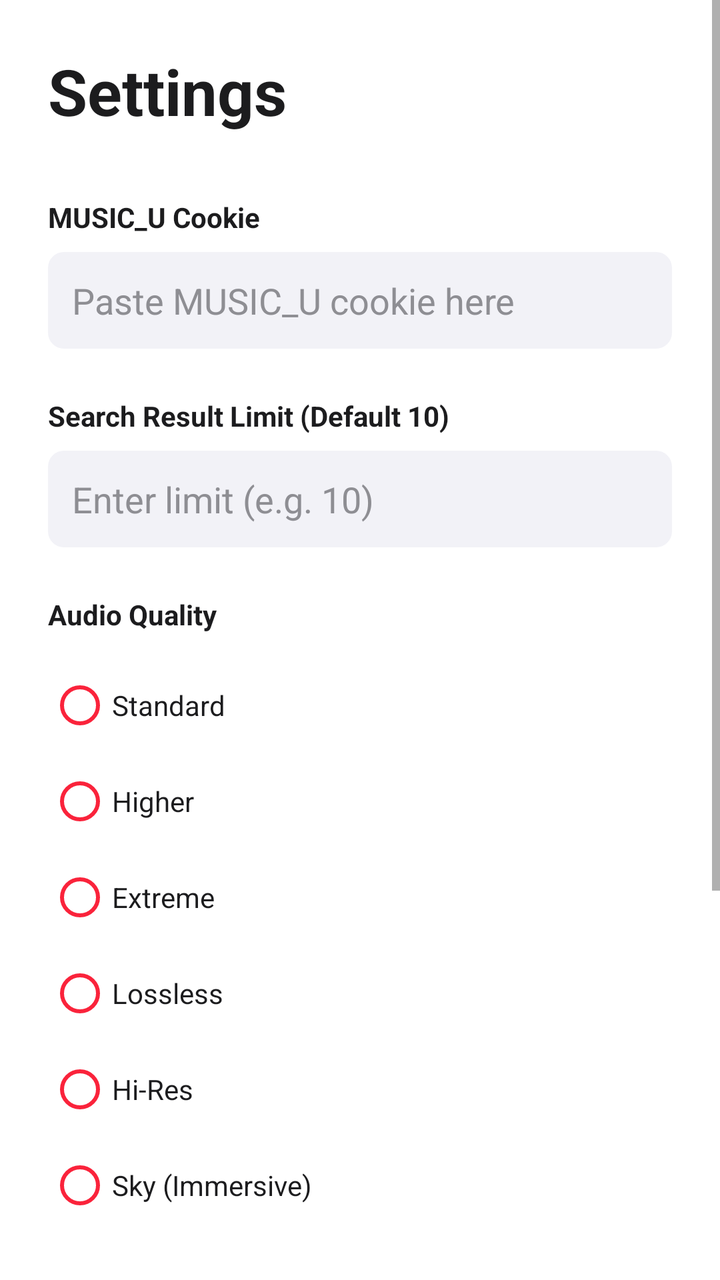
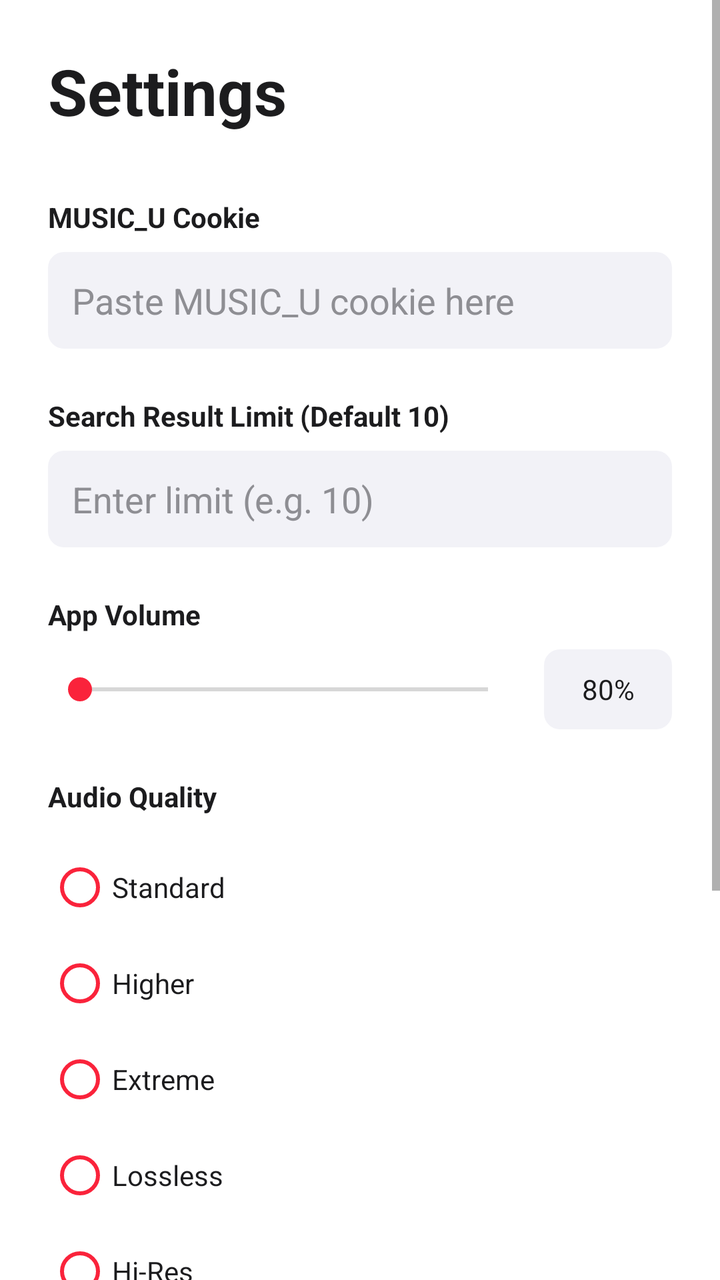

Screens rendered from an Android XML layout before and after an edit, with the pre-edit source and the edit as a unified diff.
<!-- AndroidManifest.xml: application theme Theme.MLNetease -->
<!-- res/layout/fragment_settings.xml -->
<?xml version="1.0" encoding="utf-8"?>
<ScrollView xmlns:android="http://schemas.android.com/apk/res/android"
    android:layout_width="match_parent"
    android:layout_height="match_parent"
    android:background="@color/background_primary"
    android:focusable="true"
    android:focusableInTouchMode="true"
    android:clickable="true">

    <LinearLayout
        android:id="@+id/settings_inner_container"
        android:layout_width="match_parent"
        android:layout_height="wrap_content"
        android:orientation="vertical"
        android:padding="24dp">

        <TextView
            android:layout_width="match_parent"
            android:layout_height="wrap_content"
            android:text="Settings"
            android:textSize="32sp"
            android:textStyle="bold"
            android:textColor="@color/text_primary"
            android:layout_marginBottom="32dp"/>

        <TextView
            android:layout_width="wrap_content"
            android:layout_height="wrap_content"
            android:text="MUSIC_U Cookie"
            android:textColor="@color/text_primary"
            android:textStyle="bold"
            android:layout_marginBottom="8dp"/>

        <EditText
            android:id="@+id/input_music_u"
            android:layout_width="match_parent"
            android:layout_height="wrap_content"
            android:hint="Paste MUSIC_U cookie here"
            android:textColor="@color/text_primary"
            android:textColorHint="@color/text_secondary"
            android:background="@drawable/search_background"
            android:padding="12dp"
            android:inputType="textPassword"
            android:layout_marginBottom="24dp"/>

        <TextView
            android:layout_width="wrap_content"
            android:layout_height="wrap_content"
            android:text="Search Result Limit (Default 10)"
            android:textColor="@color/text_primary"
            android:textStyle="bold"
            android:layout_marginBottom="8dp"/>

        <EditText
            android:id="@+id/input_search_limit"
            android:layout_width="match_parent"
            android:layout_height="wrap_content"
            android:hint="Enter limit (e.g. 10)"
            android:textColor="@color/text_primary"
            android:textColorHint="@color/text_secondary"
            android:background="@drawable/search_background"
            android:padding="12dp"
            android:inputType="number"
            android:layout_marginBottom="24dp"/>

        <TextView
            android:layout_width="wrap_content"
            android:layout_height="wrap_content"
            android:text="Audio Quality"
            android:textColor="@color/text_primary"
            android:textStyle="bold"
            android:layout_marginBottom="12dp"/>

        <RadioGroup
            android:id="@+id/quality_group"
            android:layout_width="match_parent"
            android:layout_height="wrap_content"
            android:layout_marginBottom="24dp">

            <RadioButton
                android:id="@+id/quality_standard"
                android:layout_width="match_parent"
                android:layout_height="wrap_content"
                android:text="Standard"
                android:textColor="@color/text_primary"
                android:buttonTint="@color/brand_primary"
                android:paddingVertical="8dp"/>

            <RadioButton
                android:id="@+id/quality_higher"
                android:layout_width="match_parent"
                android:layout_height="wrap_content"
                android:text="Higher"
                android:textColor="@color/text_primary"
                android:buttonTint="@color/brand_primary"
                android:paddingVertical="8dp"/>

            <RadioButton
                android:id="@+id/quality_exhigh"
                android:layout_width="match_parent"
                android:layout_height="wrap_content"
                android:text="Extreme"
                android:textColor="@color/text_primary"
                android:buttonTint="@color/brand_primary"
                android:paddingVertical="8dp"/>

            <RadioButton
                android:id="@+id/quality_lossless"
                android:layout_width="match_parent"
                android:layout_height="wrap_content"
                android:text="Lossless"
                android:textColor="@color/text_primary"
                android:buttonTint="@color/brand_primary"
                android:paddingVertical="8dp"/>

            <RadioButton
                android:id="@+id/quality_hires"
                android:layout_width="match_parent"
                android:layout_height="wrap_content"
                android:text="Hi-Res"
                android:textColor="@color/text_primary"
                android:buttonTint="@color/brand_primary"
                android:paddingVertical="8dp"/>

            <RadioButton
                android:id="@+id/quality_sky"
                android:layout_width="match_parent"
                android:layout_height="wrap_content"
                android:text="Sky (Immersive)"
                android:textColor="@color/text_primary"
                android:buttonTint="@color/brand_primary"
                android:paddingVertical="8dp"/>
        </RadioGroup>

        <TextView
            android:layout_width="wrap_content"
            android:layout_height="wrap_content"
            android:text="App Volume"
            android:textColor="@color/text_primary"
            android:textStyle="bold"
            android:layout_marginBottom="8dp"/>

        <LinearLayout
            android:layout_width="match_parent"
            android:layout_height="wrap_content"
            android:orientation="horizontal"
            android:gravity="center_vertical"
            android:layout_marginBottom="24dp">

            <SeekBar
                android:id="@+id/seekbar_app_volume"
                android:layout_width="0dp"
                android:layout_height="wrap_content"
                android:layout_weight="1"
                android:max="100"/>

            <TextView
                android:id="@+id/text_app_volume_value"
                android:layout_width="wrap_content"
                android:layout_height="40dp"
                android:minWidth="64dp"
                android:gravity="center"
                android:layout_marginStart="12dp"
                android:paddingHorizontal="12dp"
                android:text="80%"
                android:textColor="@color/text_primary"
                android:background="@drawable/search_background"/>
        </LinearLayout>

        <LinearLayout
            android:layout_width="match_parent"
            android:layout_height="wrap_content"
            android:orientation="horizontal"
            android:gravity="center_vertical"
            android:layout_marginBottom="24dp">

            <TextView
                android:layout_width="0dp"
                android:layout_height="wrap_content"
                android:layout_weight="1"
                android:text="Lyric Translation Integration"
                android:textColor="@color/text_primary"
                android:textStyle="bold"/>

            <Switch
                android:id="@+id/switch_translation_integration"
                android:layout_width="wrap_content"
                android:layout_height="wrap_content"/>
        </LinearLayout>

        
        <LinearLayout
            android:layout_width="match_parent"
            android:layout_height="wrap_content"
            android:orientation="horizontal"
            android:gravity="center_vertical"
            android:layout_marginBottom="12dp">

            <TextView
                android:layout_width="0dp"
                android:layout_height="wrap_content"
                android:layout_weight="1"
                android:text="Desktop Floating Lyrics"
                android:textColor="@color/text_primary"
                android:textStyle="bold"/>

            <Switch
                android:id="@+id/switch_floating_lyrics"
                android:layout_width="wrap_content"
                android:layout_height="wrap_content"/>
        </LinearLayout>

        <LinearLayout
            android:id="@+id/layout_floating_settings"
            android:layout_width="match_parent"
            android:layout_height="wrap_content"
            android:orientation="vertical"
            android:visibility="gone"
            android:layout_marginBottom="24dp">

             <TextView
                android:layout_width="wrap_content"
                android:layout_height="wrap_content"
                android:text="Lyric Highlight Color"
                android:textColor="@color/text_primary"
                android:layout_marginBottom="8dp"/>

             
             <LinearLayout
                 style="?android:attr/buttonBarStyle"
                 android:layout_width="match_parent"
                 android:layout_height="wrap_content"
                 android:orientation="horizontal">

                 <Button
                     android:id="@+id/btn_color_red"
                     style="?android:attr/buttonBarButtonStyle"
                     android:layout_width="40dp"
                     android:layout_height="40dp"
                     android:backgroundTint="#F44336"
                     android:layout_marginEnd="8dp" />

                 <Button
                     android:id="@+id/btn_color_blue"
                     style="?android:attr/buttonBarButtonStyle"
                     android:layout_width="40dp"
                     android:layout_height="40dp"
                     android:backgroundTint="#2196F3"
                     android:layout_marginEnd="8dp" />

                 <Button
                     android:id="@+id/btn_color_green"
                     style="?android:attr/buttonBarButtonStyle"
                     android:layout_width="40dp"
                     android:layout_height="40dp"
                     android:backgroundTint="#4CAF50"
                     android:layout_marginEnd="8dp" />

                 <Button
                     android:id="@+id/btn_color_yellow"
                     style="?android:attr/buttonBarButtonStyle"
                     android:layout_width="40dp"
                     android:layout_height="40dp"
                     android:backgroundTint="#FFEB3B"
                     android:layout_marginEnd="8dp" />

                 <Button
                     android:id="@+id/btn_color_purple"
                     style="?android:attr/buttonBarButtonStyle"
                     android:layout_width="40dp"
                     android:layout_height="40dp"
                     android:backgroundTint="#9C27B0"
                     android:layout_marginEnd="8dp"/>
             </LinearLayout>

             <TextView
                android:layout_width="wrap_content"
                android:layout_height="wrap_content"
                android:text="Font Size"
                android:textColor="@color/text_primary"
                android:layout_marginTop="12dp"
                android:layout_marginBottom="8dp"/>

             <LinearLayout
                 android:layout_width="match_parent"
                 android:layout_height="wrap_content"
                 android:gravity="center_vertical">
                 <Button
                     android:id="@+id/btn_size_minus"
                     android:layout_width="50dp"
                     android:layout_height="wrap_content"
                     android:text="-"/>
                 <TextView
                     android:id="@+id/text_font_size"
                     android:layout_width="wrap_content"
                     android:layout_height="wrap_content"
                     android:text="16"
                     android:textColor="@color/text_primary"
                     android:layout_marginHorizontal="16dp"/>
                 <Button
                     android:id="@+id/btn_size_plus"
                     android:layout_width="50dp"
                     android:layout_height="wrap_content"
                     android:text="+"/>
             </LinearLayout>

             <TextView
                android:layout_width="wrap_content"
                android:layout_height="wrap_content"
                android:text="Preview"
                android:textColor="@color/text_primary"
                android:layout_marginTop="12dp"
                android:layout_marginBottom="8dp"/>

             <FrameLayout
                 android:layout_width="match_parent"
                 android:layout_height="wrap_content"
                 android:background="@drawable/bg_floating_window"
                 android:padding="12dp">
                 <LinearLayout
                     android:layout_width="match_parent"
                     android:layout_height="wrap_content"
                     android:orientation="vertical"
                     android:gravity="center">
                     <TextView
                         android:id="@+id/text_lyric_preview_current"
                         android:layout_width="match_parent"
                         android:layout_height="wrap_content"
                         android:gravity="center"
                         android:text="Current Lyric Preview"
                         android:singleLine="true"
                         android:shadowColor="#FF000000"
                         android:shadowDx="2"
                         android:shadowDy="2"
                         android:shadowRadius="4"
                         android:paddingBottom="4dp"/>
                     <TextView
                         android:id="@+id/text_lyric_preview_next"
                         android:layout_width="match_parent"
                         android:layout_height="wrap_content"
                         android:gravity="center"
                         android:text="Next Lyric Preview"
                         android:textColor="#DDDDDD"
                         android:singleLine="true"
                         android:shadowColor="#FF000000"
                         android:shadowDx="2"
                         android:shadowDy="2"
                         android:shadowRadius="4"/>
                 </LinearLayout>
             </FrameLayout>
        </LinearLayout>

        <TextView
            android:id="@+id/text_version_info"
            android:layout_width="match_parent"
            android:layout_height="wrap_content"
            android:gravity="center"
            android:text="Version: v0.0.0 | Author: Midairlogn\nML-Netease_Android © 2026 | GPLv3 LICENSE"
            android:textColor="@color/text_secondary"
            android:textSize="12sp"
            android:layout_marginTop="32dp"
            android:layout_marginBottom="8dp"
            android:lineSpacingExtra="4dp"/>

    </LinearLayout>
</ScrollView>
<!-- resources referenced by this layout -->
<resources>
  <color name="background_primary">#FFFFFF</color>
  <color name="brand_primary">#FA233B</color>
  <color name="text_primary">#1C1C1E</color>
  <color name="text_secondary">#8E8E93</color>
  <!-- drawable bg_floating_window (drawable) -->
  <?xml version="1.0" encoding="utf-8"?>
  <shape xmlns:android="http://schemas.android.com/apk/res/android">
      <solid android:color="#99000000" />
      <corners android:radius="12dp" />
      <stroke android:width="1dp" android:color="#33FFFFFF" />
  </shape>
  <!-- drawable search_background (drawable) -->
  <?xml version="1.0" encoding="utf-8"?>
  <shape xmlns:android="http://schemas.android.com/apk/res/android">
      <solid android:color="@color/background_secondary"/>
      <corners android:radius="8dp"/>
  </shape>
  <style name="Theme.MLNetease" parent="Theme.MaterialComponents.DayNight.NoActionBar">
          
          <item name="colorPrimary">@color/brand_primary</item>
          <item name="colorPrimaryVariant">@color/background_secondary</item>
          <item name="colorOnPrimary">@color/text_primary</item>
  
          
          <item name="colorSecondary">@color/brand_primary</item>
          <item name="colorSecondaryVariant">@color/brand_primary</item>
          <item name="colorOnSecondary">@color/text_primary</item>
  
          
          <item name="android:windowBackground">@color/background_primary</item>
          <item name="android:colorBackground">@color/background_primary</item>
  
          
          <item name="android:statusBarColor" tools:targetApi="l">@color/background_primary</item>
          <item name="android:windowLightStatusBar" tools:targetApi="m">true</item>
  
          
          <item name="bottomNavigationStyle">@style/Widget.MaterialComponents.BottomNavigationView.Colored</item>
      </style>
  <color name="background_secondary">#F2F2F7</color>
</resources>

<!-- the commit's change to res/layout/fragment_settings.xml (unified diff, before → after) -->
@@ -66,75 +66,6 @@
         <TextView
             android:layout_width="wrap_content"
             android:layout_height="wrap_content"
-            android:text="Audio Quality"
-            android:textColor="@color/text_primary"
-            android:textStyle="bold"
-            android:layout_marginBottom="12dp"/>
-
-        <RadioGroup
-            android:id="@+id/quality_group"
-            android:layout_width="match_parent"
-            android:layout_height="wrap_content"
-            android:layout_marginBottom="24dp">
-
-            <RadioButton
-                android:id="@+id/quality_standard"
-                android:layout_width="match_parent"
-                android:layout_height="wrap_content"
-                android:text="Standard"
-                android:textColor="@color/text_primary"
-                android:buttonTint="@color/brand_primary"
-                android:paddingVertical="8dp"/>
-
-            <RadioButton
-                android:id="@+id/quality_higher"
-                android:layout_width="match_parent"
-                android:layout_height="wrap_content"
-                android:text="Higher"
-                android:textColor="@color/text_primary"
-                android:buttonTint="@color/brand_primary"
-                android:paddingVertical="8dp"/>
-
-            <RadioButton
-                android:id="@+id/quality_exhigh"
-                android:layout_width="match_parent"
-                android:layout_height="wrap_content"
-                android:text="Extreme"
-                android:textColor="@color/text_primary"
-                android:buttonTint="@color/brand_primary"
-                android:paddingVertical="8dp"/>
-
-            <RadioButton
-                android:id="@+id/quality_lossless"
-                android:layout_width="match_parent"
-                android:layout_height="wrap_content"
-                android:text="Lossless"
-                android:textColor="@color/text_primary"
-                android:buttonTint="@color/brand_primary"
-                android:paddingVertical="8dp"/>
-
-            <RadioButton
-                android:id="@+id/quality_hires"
-                android:layout_width="match_parent"
-                android:layout_height="wrap_content"
-                android:text="Hi-Res"
-                android:textColor="@color/text_primary"
-                android:buttonTint="@color/brand_primary"
-                android:paddingVertical="8dp"/>
-
-            <RadioButton
-                android:id="@+id/quality_sky"
-                android:layout_width="match_parent"
-                android:layout_height="wrap_content"
-                android:text="Sky (Immersive)"
-                android:textColor="@color/text_primary"
-                android:buttonTint="@color/brand_primary"
-                android:paddingVertical="8dp"/>
-        </RadioGroup>
-
-        <TextView
-            android:layout_width="wrap_content"
-            android:layout_height="wrap_content"
             android:text="App Volume"
             android:textColor="@color/text_primary"
             android:textStyle="bold"
@@ -166,6 +97,75 @@
                 android:textColor="@color/text_primary"
                 android:background="@drawable/search_background"/>
         </LinearLayout>
+
+        <TextView
+            android:layout_width="wrap_content"
+            android:layout_height="wrap_content"
+            android:text="Audio Quality"
+            android:textColor="@color/text_primary"
+            android:textStyle="bold"
+            android:layout_marginBottom="12dp"/>
+
+        <RadioGroup
+            android:id="@+id/quality_group"
+            android:layout_width="match_parent"
+            android:layout_height="wrap_content"
+            android:layout_marginBottom="24dp">
+
+            <RadioButton
+                android:id="@+id/quality_standard"
+                android:layout_width="match_parent"
+                android:layout_height="wrap_content"
+                android:text="Standard"
+                android:textColor="@color/text_primary"
+                android:buttonTint="@color/brand_primary"
+                android:paddingVertical="8dp"/>
+
+            <RadioButton
+                android:id="@+id/quality_higher"
+                android:layout_width="match_parent"
+                android:layout_height="wrap_content"
+                android:text="Higher"
+                android:textColor="@color/text_primary"
+                android:buttonTint="@color/brand_primary"
+                android:paddingVertical="8dp"/>
+
+            <RadioButton
+                android:id="@+id/quality_exhigh"
+                android:layout_width="match_parent"
+                android:layout_height="wrap_content"
+                android:text="Extreme"
+                android:textColor="@color/text_primary"
+                android:buttonTint="@color/brand_primary"
+                android:paddingVertical="8dp"/>
+
+            <RadioButton
+                android:id="@+id/quality_lossless"
+                android:layout_width="match_parent"
+                android:layout_height="wrap_content"
+                android:text="Lossless"
+                android:textColor="@color/text_primary"
+                android:buttonTint="@color/brand_primary"
+                android:paddingVertical="8dp"/>
+
+            <RadioButton
+                android:id="@+id/quality_hires"
+                android:layout_width="match_parent"
+                android:layout_height="wrap_content"
+                android:text="Hi-Res"
+                android:textColor="@color/text_primary"
+                android:buttonTint="@color/brand_primary"
+                android:paddingVertical="8dp"/>
+
+            <RadioButton
+                android:id="@+id/quality_sky"
+                android:layout_width="match_parent"
+                android:layout_height="wrap_content"
+                android:text="Sky (Immersive)"
+                android:textColor="@color/text_primary"
+                android:buttonTint="@color/brand_primary"
+                android:paddingVertical="8dp"/>
+        </RadioGroup>
 
         <LinearLayout
             android:layout_width="match_parent"
